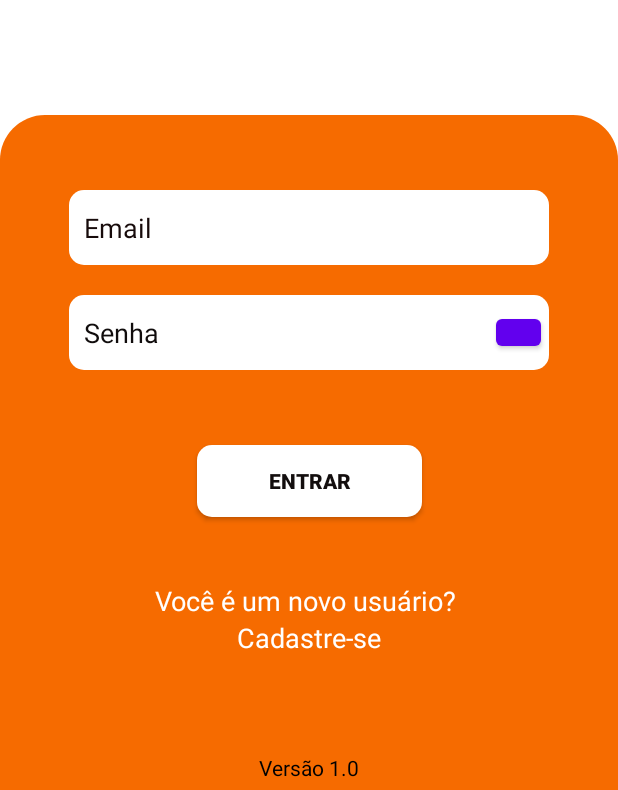
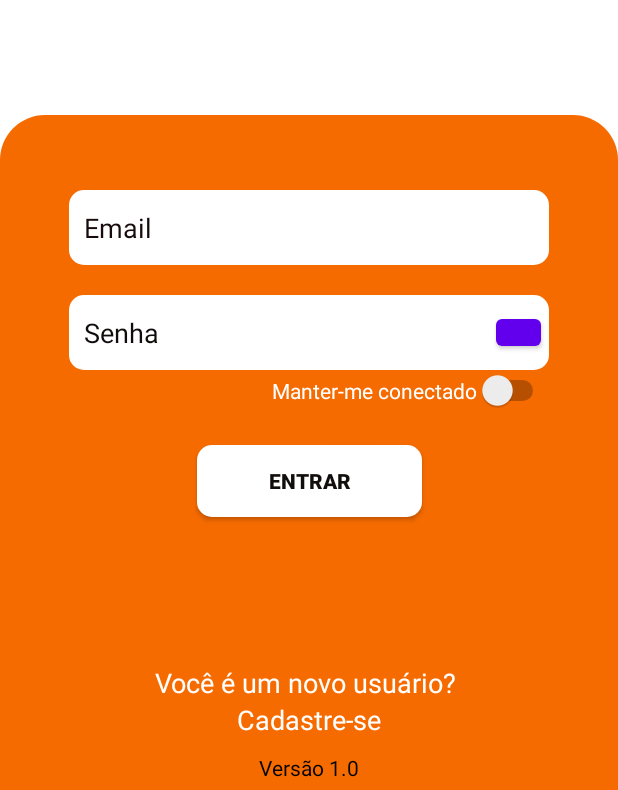
Before and after one commit to Juan-ctt/PetTour, an Android app: the screen it shows after launch (TelaLogin), on a phone screen of 412 x 824 dp, the part 446-1236 px from its top. Run offline under Robolectric (Android 15) with nearby library versions, the phone set to English and light mode, and no system bars; our stand-ins replace Firebase (no records; nobody signed in at launch, a user with empty details on screens opened directly).

Commit message:
adicionado função de logout e manter-se conectado

```diff
--- a/app/src/main/java/com/example/pettour/TelaLogin.java
+++ b/app/src/main/java/com/example/pettour/TelaLogin.java
@@ -1,16 +1,21 @@
 package com.example.pettour;
 
 import android.content.Intent;
+import android.content.SharedPreferences;
 import android.os.Bundle;
+import android.preference.PreferenceManager;
+import android.widget.Switch;
 import android.widget.Toast;
 import androidx.appcompat.app.AppCompatActivity;
 import com.example.pettour.databinding.ActivityTelaLoginBinding;
 import com.google.firebase.auth.FirebaseAuth;
+import com.google.firebase.auth.FirebaseUser;
 
 public class TelaLogin extends AppCompatActivity {
 
     private ActivityTelaLoginBinding binding;
     private FirebaseAuth mAuth;
+    private SharedPreferences preferences;
 
     @Override
     protected void onCreate(Bundle savedInstanceState) {
@@ -25,6 +30,27 @@ public class TelaLogin extends AppCompatActivity {
         binding.textCadastro.setOnClickListener(view -> {
             startActivity(new Intent(this, tela_seletor_cadastro.class));
         });
+
+        Switch switchStayLoggedIn = binding.switchManterconectado;
+        switchStayLoggedIn.setOnCheckedChangeListener((compoundButton, isChecked) -> {
+            // Usar a variável preferences definida fora do onCreate()
+            SharedPreferences.Editor editor = preferences.edit();
+            editor.putBoolean("stayLoggedIn", isChecked);
+            editor.apply();
+        });
+
+        // Inicializar a variável preferences aqui
+        preferences = PreferenceManager.getDefaultSharedPreferences(this);
+
+        // Verificar a preferência do usuário de permanecer logado
+        boolean stayLoggedIn = preferences.getBoolean("stayLoggedIn", false);
+        if (stayLoggedIn) {
+            FirebaseUser user = mAuth.getCurrentUser();
+            if (user != null) {
+                startActivity(new Intent(this, MainActivity.class));
+                finish();
+            }
+        }
     }
 
 
--- a/app/src/main/res/layout/activity_tela_login.xml
+++ b/app/src/main/res/layout/activity_tela_login.xml
@@ -110,10 +110,10 @@
         android:text="@string/cadastro"
         android:textColor="@color/white"
         android:textSize="18sp"
-        android:layout_marginTop="10dp"
+        android:layout_marginBottom="10dp"
+        app:layout_constraintBottom_toTopOf="@+id/textView"
         app:layout_constraintEnd_toEndOf="parent"
-        app:layout_constraintStart_toStartOf="parent"
-        app:layout_constraintTop_toBottomOf="@+id/progressBar" />
+        app:layout_constraintStart_toStartOf="parent" />
 
     <TextView
         android:id="@+id/textView"
@@ -126,8 +126,14 @@
         app:layout_constraintEnd_toEndOf="parent"
         app:layout_constraintStart_toStartOf="parent" />
 
-
-
+    <Switch
+        android:id="@+id/switch_manterconectado"
+        android:layout_width="wrap_content"
+        android:layout_height="wrap_content"
+        android:text="Manter-me conectado"
+        android:textColor="@color/white"
+        app:layout_constraintEnd_toEndOf="@+id/editTextSenha"
+        app:layout_constraintTop_toBottomOf="@+id/editTextSenha" />
 
 
 </androidx.constraintlayout.widget.ConstraintLayout>
```
Also changed, not shown: app/src/main/java/com/example/pettour/MainActivity.java (+53 -9 lines).
